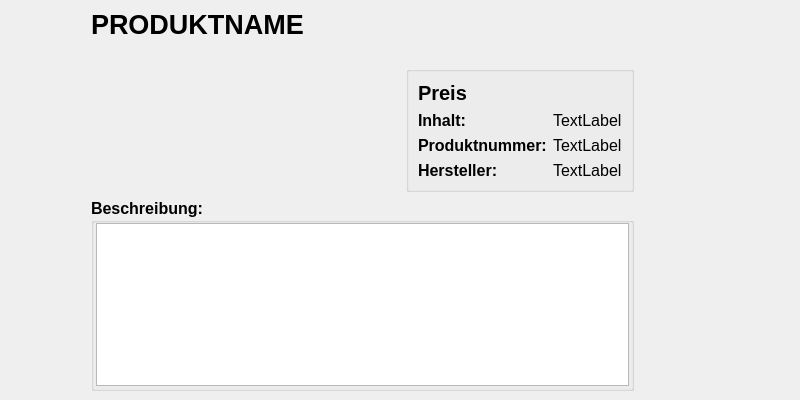
First picture: the form in src/form.ui, repository Benefranko/Barcode-Scanner-Feinkost-, before the edit.
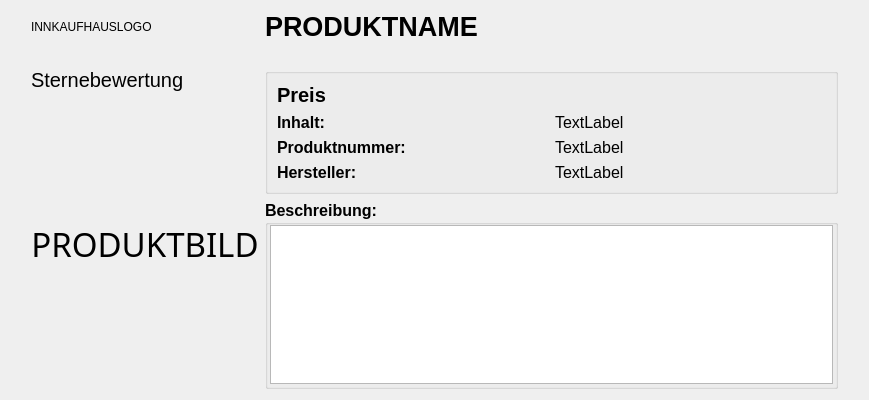
Second picture: the form after the edit. The open tabs and pages were chosen to show the change.

```diff
--- a/src/form.ui
+++ b/src/form.ui
@@ -6,7 +6,7 @@
    <rect>
     <x>0</x>
     <y>0</y>
-    <width>800</width>
+    <width>869</width>
     <height>400</height>
    </rect>
   </property>
@@ -18,7 +18,7 @@
   </property>
   <property name="maximumSize">
    <size>
-    <width>800</width>
+    <width>1000</width>
     <height>400</height>
    </size>
   </property>
@@ -31,17 +31,11 @@
   <property name="styleSheet">
    <string notr="true">QWidget#Widget { background-color: qconicalgradient(cx:0, cy:0, angle:129.738, stop:0.310293 rgba(131, 201, 201, 0), stop:0.375 rgba(40, 201, 198, 17), stop:0.423533 rgba(0, 221, 255, 68), stop:0.45 rgba(66, 245, 255, 54), stop:0.477581 rgba(101, 255, 251, 75), stop:0.518717 rgba(98, 255, 244, 45), stop:0.55 rgba(88, 243, 255, 95), stop:0.57754 rgba(98, 244, 255, 73), stop:0.626597 rgba(108, 255, 254, 19), stop:0.687453 rgba(114, 255, 242, 0)); }</string>
   </property>
+  <layout class="QGridLayout" name="gridLayout_2">
+   <item row="0" column="0">
   <widget class="QStackedWidget" name="stackedWidget">
-   <property name="geometry">
-    <rect>
-     <x>9</x>
-     <y>9</y>
-     <width>782</width>
-     <height>382</height>
-    </rect>
-   </property>
    <property name="currentIndex">
-    <number>3</number>
+      <number>1</number>
    </property>
    <widget class="QWidget" name="page_1">
     <layout class="QGridLayout" name="gridLayout">
@@ -57,6 +51,9 @@
      <property name="bottomMargin">
       <number>0</number>
      </property>
+       <property name="horizontalSpacing">
+        <number>0</number>
+       </property>
      <item row="0" column="0" colspan="3">
       <layout class="QHBoxLayout" name="horizontalLayout_3">
        <item>
@@ -153,14 +150,32 @@
       </layout>
      </item>
      <item row="3" column="0">
-      <widget class="QStackedWidget" name="stackedWidget_2">
+        <widget class="QStackedWidget" name="stackedWidget_advertise">
        <property name="currentIndex">
-        <number>1</number>
+          <number>0</number>
        </property>
        <widget class="QWidget" name="page_5">
         <layout class="QGridLayout" name="gridLayout_8">
+           <property name="leftMargin">
+            <number>0</number>
+           </property>
+           <property name="topMargin">
+            <number>0</number>
+           </property>
+           <property name="rightMargin">
+            <number>0</number>
+           </property>
+           <property name="bottomMargin">
+            <number>0</number>
+           </property>
          <item row="0" column="0">
           <widget class="QGroupBox" name="groupBoxAdvertise">
+             <property name="sizePolicy">
+              <sizepolicy hsizetype="Expanding" vsizetype="Expanding">
+               <horstretch>0</horstretch>
+               <verstretch>0</verstretch>
+              </sizepolicy>
+             </property>
            <property name="font">
             <font>
              <family>Segoe UI</family>
@@ -172,22 +187,18 @@
             <string>Aus unserem Sortiment:</string>
            </property>
            <layout class="QGridLayout" name="gridLayout_5">
+              <property name="leftMargin">
+               <number>9</number>
+              </property>
+              <property name="topMargin">
+               <number>9</number>
+              </property>
+              <property name="rightMargin">
+               <number>9</number>
+              </property>
             <property name="bottomMargin">
-             <number>2</number>
-            </property>
-            <item row="0" column="0">
-             <spacer name="verticalSpacer_9">
-              <property name="orientation">
-               <enum>Qt::Vertical</enum>
-              </property>
-              <property name="sizeHint" stdset="0">
-               <size>
-                <width>20</width>
-                <height>40</height>
-               </size>
-              </property>
-             </spacer>
-            </item>
+               <number>9</number>
+              </property>
            </layout>
           </widget>
          </item>
@@ -214,7 +225,7 @@
              <item>
               <widget class="QLabel" name="label_10">
                <property name="sizePolicy">
-                <sizepolicy hsizetype="Fixed" vsizetype="Preferred">
+                  <sizepolicy hsizetype="Preferred" vsizetype="Preferred">
                  <horstretch>0</horstretch>
                  <verstretch>0</verstretch>
                 </sizepolicy>
@@ -233,7 +244,7 @@
              <item>
               <widget class="QLabel" name="label_9">
                <property name="sizePolicy">
-                <sizepolicy hsizetype="Fixed" vsizetype="Preferred">
+                  <sizepolicy hsizetype="Preferred" vsizetype="Preferred">
                  <horstretch>0</horstretch>
                  <verstretch>0</verstretch>
                 </sizepolicy>
@@ -252,7 +263,7 @@
              <item>
               <widget class="QLabel" name="label_6">
                <property name="sizePolicy">
-                <sizepolicy hsizetype="Fixed" vsizetype="Preferred">
+                  <sizepolicy hsizetype="Preferred" vsizetype="Preferred">
                  <horstretch>0</horstretch>
                  <verstretch>0</verstretch>
                 </sizepolicy>
@@ -275,9 +286,12 @@
              <property name="orientation">
               <enum>Qt::Horizontal</enum>
              </property>
+               <property name="sizeType">
+                <enum>QSizePolicy::Fixed</enum>
+               </property>
              <property name="sizeHint" stdset="0">
               <size>
-               <width>40</width>
+                 <width>100</width>
                <height>20</height>
               </size>
              </property>
@@ -289,6 +303,7 @@
               <widget class="QLabel" name="label_15">
                <property name="font">
                 <font>
+                   <pointsize>9</pointsize>
                  <bold>true</bold>
                 </font>
                </property>
@@ -317,7 +332,7 @@
              <item>
               <widget class="QLabel" name="label_13">
                <property name="sizePolicy">
-                <sizepolicy hsizetype="Fixed" vsizetype="Preferred">
+                  <sizepolicy hsizetype="Preferred" vsizetype="Preferred">
                  <horstretch>0</horstretch>
                  <verstretch>0</verstretch>
                 </sizepolicy>
@@ -331,12 +346,15 @@
                <property name="text">
                 <string>Öffnungszeiten:</string>
                </property>
+                 <property name="alignment">
+                  <set>Qt::AlignRight|Qt::AlignTrailing|Qt::AlignVCenter</set>
+                 </property>
               </widget>
              </item>
              <item>
               <widget class="QLabel" name="label_12">
                <property name="sizePolicy">
-                <sizepolicy hsizetype="Fixed" vsizetype="Preferred">
+                  <sizepolicy hsizetype="Preferred" vsizetype="Preferred">
                  <horstretch>0</horstretch>
                  <verstretch>0</verstretch>
                 </sizepolicy>
@@ -350,12 +368,15 @@
                <property name="text">
                 <string>Mo - Fr: 09:00 - 18:30 Uhr</string>
                </property>
+                 <property name="alignment">
+                  <set>Qt::AlignRight|Qt::AlignTrailing|Qt::AlignVCenter</set>
+                 </property>
               </widget>
              </item>
              <item>
               <widget class="QLabel" name="label_11">
                <property name="sizePolicy">
-                <sizepolicy hsizetype="Fixed" vsizetype="Preferred">
+                  <sizepolicy hsizetype="Preferred" vsizetype="Preferred">
                  <horstretch>0</horstretch>
                  <verstretch>0</verstretch>
                 </sizepolicy>
@@ -369,6 +390,9 @@
                <property name="text">
                 <string>Sa: 09:00 - 17:00 Uhr</string>
                </property>
+                 <property name="alignment">
+                  <set>Qt::AlignRight|Qt::AlignTrailing|Qt::AlignVCenter</set>
+                 </property>
               </widget>
              </item>
             </layout>
@@ -394,7 +418,27 @@
         </layout>
        </widget>
        <widget class="QWidget" name="page_6">
+          <property name="font">
+           <font>
+            <bold>true</bold>
+           </font>
+          </property>
         <layout class="QGridLayout" name="gridLayout_4">
+           <property name="leftMargin">
+            <number>0</number>
+           </property>
+           <property name="topMargin">
+            <number>0</number>
+           </property>
+           <property name="rightMargin">
+            <number>0</number>
+           </property>
+           <property name="bottomMargin">
+            <number>0</number>
+           </property>
+           <property name="spacing">
+            <number>6</number>
+           </property>
          <item row="0" column="1">
           <widget class="QFrame" name="frame_2">
            <property name="frameShape">
@@ -449,8 +493,15 @@
             <layout class="QVBoxLayout" name="verticalLayout_7">
              <item>
               <widget class="QLabel" name="label_16">
+                 <property name="sizePolicy">
+                  <sizepolicy hsizetype="Preferred" vsizetype="Preferred">
+                   <horstretch>0</horstretch>
+                   <verstretch>0</verstretch>
+                  </sizepolicy>
+                 </property>
                <property name="font">
                 <font>
+                   <pointsize>9</pointsize>
                  <bold>true</bold>
                 </font>
                </property>
@@ -461,8 +512,15 @@
              </item>
              <item>
               <widget class="QLabel" name="label_17">
+                 <property name="sizePolicy">
+                  <sizepolicy hsizetype="Preferred" vsizetype="Preferred">
+                   <horstretch>0</horstretch>
+                   <verstretch>0</verstretch>
+                  </sizepolicy>
+                 </property>
                <property name="font">
                 <font>
+                   <pointsize>9</pointsize>
                  <bold>true</bold>
                 </font>
                </property>
@@ -473,8 +531,15 @@
              </item>
              <item>
               <widget class="QLabel" name="label_20">
+                 <property name="sizePolicy">
+                  <sizepolicy hsizetype="Preferred" vsizetype="Preferred">
+                   <horstretch>0</horstretch>
+                   <verstretch>0</verstretch>
+                  </sizepolicy>
+                 </property>
                <property name="font">
                 <font>
+                   <pointsize>9</pointsize>
                  <bold>true</bold>
                 </font>
                </property>
@@ -490,9 +555,12 @@
              <property name="orientation">
               <enum>Qt::Horizontal</enum>
              </property>
+               <property name="sizeType">
+                <enum>QSizePolicy::Fixed</enum>
+               </property>
              <property name="sizeHint" stdset="0">
               <size>
-               <width>40</width>
+                 <width>100</width>
                <height>20</height>
               </size>
              </property>
@@ -502,8 +570,15 @@
             <layout class="QVBoxLayout" name="verticalLayout_8">
              <item>
               <widget class="QLabel" name="label_18">
+                 <property name="sizePolicy">
+                  <sizepolicy hsizetype="Preferred" vsizetype="Preferred">
+                   <horstretch>0</horstretch>
+                   <verstretch>0</verstretch>
+                  </sizepolicy>
+                 </property>
                <property name="font">
                 <font>
+                   <pointsize>9</pointsize>
                  <bold>true</bold>
                 </font>
                </property>
@@ -534,8 +609,15 @@
             <layout class="QVBoxLayout" name="verticalLayout_9">
              <item>
               <widget class="QLabel" name="label_19">
+                 <property name="sizePolicy">
+                  <sizepolicy hsizetype="Preferred" vsizetype="Preferred">
+                   <horstretch>0</horstretch>
+                   <verstretch>0</verstretch>
+                  </sizepolicy>
+                 </property>
                <property name="font">
                 <font>
+                   <pointsize>9</pointsize>
                  <bold>true</bold>
                  <kerning>true</kerning>
                 </font>
@@ -543,30 +625,53 @@
                <property name="text">
                 <string>E-mail: info@innkaufhaus.eu</string>
                </property>
+                 <property name="alignment">
+                  <set>Qt::AlignRight|Qt::AlignTrailing|Qt::AlignVCenter</set>
+                 </property>
               </widget>
              </item>
              <item>
               <widget class="QLabel" name="label_21">
+                 <property name="sizePolicy">
+                  <sizepolicy hsizetype="Preferred" vsizetype="Preferred">
+                   <horstretch>0</horstretch>
+                   <verstretch>0</verstretch>
+                  </sizepolicy>
+                 </property>
                <property name="font">
                 <font>
+                   <pointsize>9</pointsize>
                  <bold>true</bold>
                 </font>
                </property>
                <property name="text">
                 <string>Tel.: 08071/9205970</string>
                </property>
+                 <property name="alignment">
+                  <set>Qt::AlignRight|Qt::AlignTrailing|Qt::AlignVCenter</set>
+                 </property>
               </widget>
              </item>
              <item>
               <widget class="QLabel" name="label_22">
+                 <property name="sizePolicy">
+                  <sizepolicy hsizetype="Preferred" vsizetype="Preferred">
+                   <horstretch>0</horstretch>
+                   <verstretch>0</verstretch>
+                  </sizepolicy>
+                 </property>
                <property name="font">
                 <font>
+                   <pointsize>9</pointsize>
                  <bold>true</bold>
                 </font>
                </property>
                <property name="text">
                 <string>Fax: 08071/9205975</string>
                </property>
+                 <property name="alignment">
+                  <set>Qt::AlignRight|Qt::AlignTrailing|Qt::AlignVCenter</set>
+                 </property>
               </widget>
              </item>
             </layout>
@@ -611,7 +716,7 @@
             <widget class="QLabel" name="label_2">
              <property name="font">
               <font>
-               <pointsize>18</pointsize>
+                 <pointsize>17</pointsize>
                <italic>false</italic>
                <bold>true</bold>
                <underline>false</underline>
@@ -632,7 +737,7 @@
             <widget class="QLabel" name="label_14">
              <property name="font">
               <font>
-               <pointsize>18</pointsize>
+                 <pointsize>17</pointsize>
                <italic>false</italic>
                <bold>true</bold>
                <underline>false</underline>
@@ -653,7 +758,7 @@
             <widget class="QLabel" name="label_5">
              <property name="font">
               <font>
-               <pointsize>18</pointsize>
+                 <pointsize>17</pointsize>
                <italic>false</italic>
                <bold>true</bold>
                <underline>false</underline>
@@ -708,54 +813,97 @@
      <property name="bottomMargin">
       <number>0</number>
      </property>
-     <item row="0" column="3" colspan="4">
+       <item row="0" column="0">
+        <spacer name="horizontalSpacer_22">
+         <property name="orientation">
+          <enum>Qt::Horizontal</enum>
+         </property>
+         <property name="sizeType">
+          <enum>QSizePolicy::Fixed</enum>
+         </property>
+         <property name="sizeHint" stdset="0">
+          <size>
+           <width>10</width>
+           <height>20</height>
+          </size>
+         </property>
+        </spacer>
+       </item>
+       <item row="3" column="0">
+        <spacer name="horizontalSpacer_9">
+         <property name="orientation">
+          <enum>Qt::Horizontal</enum>
+         </property>
+         <property name="sizeType">
+          <enum>QSizePolicy::Fixed</enum>
+         </property>
+         <property name="sizeHint" stdset="0">
+          <size>
+           <width>20</width>
+           <height>20</height>
+          </size>
+         </property>
+        </spacer>
+       </item>
+       <item row="1" column="6">
+        <spacer name="horizontalSpacer_23">
+         <property name="orientation">
+          <enum>Qt::Horizontal</enum>
+         </property>
+         <property name="sizeType">
+          <enum>QSizePolicy::Fixed</enum>
+         </property>
+         <property name="sizeHint" stdset="0">
+          <size>
+           <width>20</width>
+           <height>20</height>
+          </size>
+         </property>
+        </spacer>
+       </item>
+       <item row="0" column="1">
+        <widget class="QLabel" name="Innkaufhauslogo">
+         <property name="text">
+          <string>INNKAUFHAUSLOGO</string>
+         </property>
+        </widget>
+       </item>
+       <item row="1" column="5">
+        <spacer name="horizontalSpacer_24">
+         <property name="orientation">
+          <enum>Qt::Horizontal</enum>
+         </property>
+         <property name="sizeType">
+          <enum>QSizePolicy::Preferred</enum>
+         </property>
+         <property name="sizeHint" stdset="0">
+          <size>
+           <width>0</width>
+           <height>0</height>
+          </size>
+         </property>
+        </spacer>
+       </item>
+       <item row="0" column="2" colspan="4">
       <widget class="QLabel" name="p_name">
-       <property name="sizePolicy">
-        <sizepolicy hsizetype="Preferred" vsizetype="Preferred">
-         <horstretch>0</horstretch>
-         <verstretch>0</verstretch>
-        </sizepolicy>
-       </property>
-       <property name="minimumSize">
-        <size>
-         <width>700</width>
-         <height>0</height>
-        </size>
-       </property>
        <property name="font">
         <font>
-         <family>Segoe UI</family>
          <pointsize>20</pointsize>
-         <italic>false</italic>
          <bold>true</bold>
-         <underline>false</underline>
-        </font>
-       </property>
-       <property name="styleSheet">
-        <string notr="true">background-image: &quot;://C:/Users/Markus/Desktop/Schulzeug/Q11/Englisch Converstation/innkaufhaus_wasserburg.jpg (2).jpg&quot;</string>
-       </property>
+          </font>
+         </property>
        <property name="text">
         <string>PRODUKTNAME</string>
        </property>
-       <property name="alignment">
-        <set>Qt::AlignLeading|Qt::AlignLeft|Qt::AlignVCenter</set>
-       </property>
-      </widget>
-     </item>
-     <item row="3" column="0" colspan="5">
-      <widget class="QLabel" name="SternenbewertungenMAARkus">
-       <property name="text">
-        <string/>
-       </property>
-      </widget>
-     </item>
-     <item row="0" column="2">
-      <spacer name="horizontalSpacer_23">
+        </widget>
+       </item>
+       <item row="1" column="4">
+        <spacer name="horizontalSpacer">
        <property name="orientation">
         <enum>Qt::Horizontal</enum>
        </property>
        <property name="sizeType">
-        <enum>QSizePolicy::Expanding</enum>
+          <enum>QSizePolicy::Preferred</enum>
        </property>
        <property name="sizeHint" stdset="0">
         <size>
@@ -765,65 +913,95 @@
        </property>
       </spacer>
      </item>
-     <item row="0" column="0">
-      <spacer name="horizontalSpacer_22">
+       <item row="1" column="1" colspan="3">
+        <spacer name="horizontalSpacer_27">
        <property name="orientation">
         <enum>Qt::Horizontal</enum>
        </property>
        <property name="sizeType">
-        <enum>QSizePolicy::Fixed</enum>
+          <enum>QSizePolicy::Preferred</enum>
        </property>
        <property name="sizeHint" stdset="0">
+          <size>
+           <width>40</width>
+           <height>20</height>
+          </size>
+         </property>
+        </spacer>
+       </item>
+       <item row="3" column="1" rowspan="2">
+        <widget class="QLabel" name="img">
+         <property name="enabled">
+          <bool>true</bool>
+         </property>
+         <property name="sizePolicy">
+          <sizepolicy hsizetype="Preferred" vsizetype="Preferred">
+           <horstretch>0</horstretch>
+           <verstretch>0</verstretch>
+          </sizepolicy>
+         </property>
+         <property name="minimumSize">
         <size>
          <width>10</width>
-         <height>20</height>
-        </size>
-       </property>
-      </spacer>
-     </item>
-     <item row="4" column="5">
-      <layout class="QVBoxLayout" name="verticalLayout_5">
-       <property name="spacing">
-        <number>0</number>
-       </property>
-       <property name="sizeConstraint">
-        <enum>QLayout::SetMaximumSize</enum>
-       </property>
-       <item>
-        <spacer name="verticalSpacer_2">
-         <property name="orientation">
-          <enum>Qt::Vertical</enum>
-         </property>
-         <property name="sizeHint" stdset="0">
-          <size>
-           <width>20</width>
            <height>10</height>
           </size>
          </property>
-        </spacer>
+         <property name="font">
+          <font>
+           <family>Miriam CLM</family>
+           <pointsize>25</pointsize>
+          </font>
+         </property>
+         <property name="frameShape">
+          <enum>QFrame::NoFrame</enum>
+         </property>
+         <property name="text">
+          <string>PRODUKTBILD</string>
+         </property>
+         <property name="alignment">
+          <set>Qt::AlignCenter</set>
+         </property>
+        </widget>
        </item>
-       <item>
+       <item row="2" column="1">
+        <widget class="QLabel" name="Sternenbewertungen">
+         <property name="sizePolicy">
+          <sizepolicy hsizetype="Preferred" vsizetype="Maximum">
+           <horstretch>0</horstretch>
+           <verstretch>0</verstretch>
+          </sizepolicy>
+         </property>
+         <property name="font">
+          <font>
+           <pointsize>15</pointsize>
+          </font>
+         </property>
+         <property name="text">
+          <string>Sternebewertung</string>
+         </property>
+         <property name="alignment">
+          <set>Qt::AlignLeading|Qt::AlignLeft|Qt::AlignVCenter</set>
+         </property>
+        </widget>
+       </item>
+       <item row="2" column="2" rowspan="2" colspan="4">
         <widget class="QGroupBox" name="groupBox_infos">
+         <property name="sizePolicy">
+          <sizepolicy hsizetype="Preferred" vsizetype="Preferred">
+           <horstretch>0</horstretch>
+           <verstretch>0</verstretch>
+          </sizepolicy>
+         </property>
          <property name="title">
           <string/>
          </property>
+         <property name="alignment">
+          <set>Qt::AlignLeading|Qt::AlignLeft|Qt::AlignVCenter</set>
+         </property>
          <property name="flat">
           <bool>false</bool>
          </property>
          <layout class="QGridLayout" name="gridLayout_7">
-          <item row="2" column="0">
-           <widget class="QLabel" name="i3">
-            <property name="font">
-             <font>
-              <pointsize>12</pointsize>
-              <bold>true</bold>
-             </font>
-            </property>
-            <property name="text">
-             <string>Produktnummer:</string>
-            </property>
-           </widget>
-          </item>
           <item row="3" column="1">
            <widget class="QLabel" name="hersteller">
             <property name="font">
@@ -836,31 +1014,6 @@
             </property>
            </widget>
           </item>
-          <item row="1" column="1">
-           <widget class="QLabel" name="inhalt">
-            <property name="font">
-             <font>
-              <pointsize>12</pointsize>
-             </font>
-            </property>
-            <property name="text">
-             <string>TextLabel</string>
-            </property>
-           </widget>
-          </item>
-          <item row="1" column="0">
-           <widget class="QLabel" name="i2">
-            <property name="font">
-             <font>
-              <pointsize>12</pointsize>
-              <bold>true</bold>
-             </font>
-            </property>
-            <property name="text">
-             <string>Inhalt:</string>
-            </property>
-           </widget>
-          </item>
           <item row="2" column="1">
            <widget class="QLabel" name="p_num">
             <property name="font">
@@ -873,6 +1026,19 @@
             </property>
            </widget>
           </item>
+          <item row="2" column="0">
+           <widget class="QLabel" name="i3">
+            <property name="font">
+             <font>
+              <pointsize>12</pointsize>
+              <bold>true</bold>
+             </font>
+            </property>
+            <property name="text">
+             <string>Produktnummer:</string>
+            </property>
+           </widget>
+          </item>
           <item row="3" column="0">
            <widget class="QLabel" name="price_i">
             <property name="font">
@@ -886,6 +1052,31 @@
             </property>
            </widget>
           </item>
+          <item row="1" column="0">
+           <widget class="QLabel" name="i2">
+            <property name="font">
+             <font>
+              <pointsize>12</pointsize>
+              <bold>true</bold>
+             </font>
+            </property>
+            <property name="text">
+             <string>Inhalt:</string>
+            </property>
+           </widget>
+          </item>
+          <item row="1" column="1">
+           <widget class="QLabel" name="inhalt">
+            <property name="font">
+             <font>
+              <pointsize>12</pointsize>
+             </font>
+            </property>
+            <property name="text">
+             <string>TextLabel</string>
+            </property>
+           </widget>
+          </item>
           <item row="0" column="0" colspan="2">
            <widget class="QLabel" name="preis">
             <property name="font">
@@ -902,39 +1093,14 @@
          </layout>
         </widget>
        </item>
-       <item>
-        <spacer name="verticalSpacer_11">
-         <property name="orientation">
-          <enum>Qt::Vertical</enum>
-         </property>
-         <property name="sizeHint" stdset="0">
-          <size>
-           <width>20</width>
-           <height>10</height>
-          </size>
-         </property>
-        </spacer>
-       </item>
-      </layout>
-     </item>
-     <item row="2" column="3" colspan="3">
-      <spacer name="verticalSpacer">
-       <property name="orientation">
-        <enum>Qt::Vertical</enum>
-       </property>
-       <property name="sizeType">
-        <enum>QSizePolicy::Preferred</enum>
-       </property>
-       <property name="sizeHint" stdset="0">
-        <size>
-         <width>20</width>
-         <height>10</height>
-        </size>
-       </property>
-      </spacer>
-     </item>
-     <item row="5" column="3" colspan="3">
+       <item row="4" column="2" colspan="4">
       <widget class="QGroupBox" name="groupBox_2">
+         <property name="sizePolicy">
+          <sizepolicy hsizetype="Preferred" vsizetype="Preferred">
+           <horstretch>0</horstretch>
+           <verstretch>0</verstretch>
+          </sizepolicy>
+         </property>
        <property name="font">
         <font>
          <pointsize>12</pointsize>
@@ -945,6 +1111,9 @@
         <string>Beschreibung:</string>
        </property>
        <layout class="QGridLayout" name="gridLayout_6">
+          <property name="sizeConstraint">
+           <enum>QLayout::SetMaximumSize</enum>
+          </property>
         <property name="leftMargin">
          <number>2</number>
         </property>
@@ -965,15 +1134,27 @@
             <verstretch>0</verstretch>
            </sizepolicy>
           </property>
+            <property name="minimumSize">
+             <size>
+              <width>0</width>
+              <height>10</height>
+             </size>
+            </property>
           <property name="font">
            <font>
-            <pointsize>8</pointsize>
+              <pointsize>10</pointsize>
             <bold>false</bold>
            </font>
           </property>
           <property name="focusPolicy">
            <enum>Qt::NoFocus</enum>
           </property>
+            <property name="frameShape">
+             <enum>QFrame::StyledPanel</enum>
+            </property>
+            <property name="frameShadow">
+             <enum>QFrame::Sunken</enum>
+            </property>
           <property name="verticalScrollBarPolicy">
            <enum>Qt::ScrollBarAlwaysOff</enum>
           </property>
@@ -988,100 +1169,12 @@
        </layout>
       </widget>
      </item>
-     <item row="4" column="6">
-      <spacer name="horizontalSpacer_8">
-       <property name="orientation">
-        <enum>Qt::Horizontal</enum>
-       </property>
-       <property name="sizeType">
-        <enum>QSizePolicy::Fixed</enum>
-       </property>
-       <property name="sizeHint" stdset="0">
-        <size>
-         <width>20</width>
-         <height>0</height>
-        </size>
-       </property>
-      </spacer>
-     </item>
-     <item row="4" column="4">
-      <spacer name="horizontalSpacer">
-       <property name="orientation">
-        <enum>Qt::Horizontal</enum>
-       </property>
-       <property name="sizeType">
-        <enum>QSizePolicy::Fixed</enum>
-       </property>
-       <property name="sizeHint" stdset="0">
-        <size>
-         <width>20</width>
-         <height>20</height>
-        </size>
-       </property>
-      </spacer>
-     </item>
-     <item row="0" column="1">
-      <widget class="QLabel" name="Innkaufhauslogobidde">
-       <property name="text">
-        <string/>
-       </property>
-      </widget>
-     </item>
-     <item row="4" column="3">
-      <widget class="QLabel" name="img">
-       <property name="enabled">
-        <bool>true</bool>
-       </property>
-       <property name="sizePolicy">
-        <sizepolicy hsizetype="Minimum" vsizetype="Minimum">
-         <horstretch>0</horstretch>
-         <verstretch>0</verstretch>
-        </sizepolicy>
-       </property>
-       <property name="minimumSize">
-        <size>
-         <width>10</width>
-         <height>10</height>
-        </size>
-       </property>
-       <property name="font">
-        <font>
-         <pointsize>100</pointsize>
-        </font>
-       </property>
-       <property name="frameShape">
-        <enum>QFrame::NoFrame</enum>
-       </property>
-       <property name="text">
-        <string/>
-       </property>
-       <property name="alignment">
-        <set>Qt::AlignCenter</set>
-       </property>
-      </widget>
-     </item>
-     <item row="4" column="0">
-      <spacer name="horizontalSpacer_9">
-       <property name="orientation">
-        <enum>Qt::Horizontal</enum>
-       </property>
-       <property name="sizeType">
-        <enum>QSizePolicy::Fixed</enum>
-       </property>
-       <property name="sizeHint" stdset="0">
-        <size>
-         <width>20</width>
-         <height>20</height>
-        </size>
-       </property>
-      </spacer>
-     </item>
     </layout>
    </widget>
    <widget class="QWidget" name="page_3">
     <property name="font">
      <font>
-      <pointsize>30</pointsize>
+        <pointsize>9</pointsize>
      </font>
     </property>
     <property name="layoutDirection">
@@ -1262,8 +1355,15 @@
         <layout class="QVBoxLayout" name="verticalLayout_21">
          <item>
           <widget class="QLabel" name="label_48">
+             <property name="sizePolicy">
+              <sizepolicy hsizetype="Preferred" vsizetype="Preferred">
+               <horstretch>0</horstretch>
+               <verstretch>0</verstretch>
+              </sizepolicy>
+             </property>
            <property name="font">
             <font>
+               <pointsize>9</pointsize>
              <bold>true</bold>
             </font>
            </property>
@@ -1274,6 +1374,12 @@
          </item>
          <item>
           <widget class="QLabel" name="label_49">
+             <property name="sizePolicy">
+              <sizepolicy hsizetype="Preferred" vsizetype="Preferred">
+               <horstretch>0</horstretch>
+               <verstretch>0</verstretch>
+              </sizepolicy>
+             </property>
            <property name="font">
             <font>
              <bold>true</bold>
@@ -1286,6 +1392,12 @@
          </item>
          <item>
           <widget class="QLabel" name="label_50">
+             <property name="sizePolicy">
+              <sizepolicy hsizetype="Preferred" vsizetype="Preferred">
+               <horstretch>0</horstretch>
+               <verstretch>0</verstretch>
+              </sizepolicy>
+             </property>
            <property name="font">
             <font>
              <bold>true</bold>
@@ -1304,11 +1416,11 @@
           <enum>Qt::Horizontal</enum>
          </property>
          <property name="sizeType">
-          <enum>QSizePolicy::Expanding</enum>
+            <enum>QSizePolicy::Fixed</enum>
          </property>
          <property name="sizeHint" stdset="0">
           <size>
-           <width>40</width>
+             <width>100</width>
            <height>20</height>
           </size>
          </property>
@@ -1318,6 +1430,12 @@
         <layout class="QVBoxLayout" name="verticalLayout_19">
          <item>
           <widget class="QLabel" name="label_44">
+             <property name="sizePolicy">
+              <sizepolicy hsizetype="Preferred" vsizetype="Preferred">
+               <horstretch>0</horstretch>
+               <verstretch>0</verstretch>
+              </sizepolicy>
+             </property>
            <property name="font">
             <font>
              <bold>true</bold>
@@ -1347,6 +1465,12 @@
         <layout class="QVBoxLayout" name="verticalLayout_20">
          <item>
           <widget class="QLabel" name="label_45">
+             <property name="sizePolicy">
+              <sizepolicy hsizetype="Preferred" vsizetype="Preferred">
+               <horstretch>0</horstretch>
+               <verstretch>0</verstretch>
+              </sizepolicy>
+             </property>
            <property name="font">
             <font>
              <bold>true</bold>
@@ -1356,10 +1480,19 @@
            <property name="text">
             <string>E-mail: info@innkaufhaus.eu</string>
            </property>
+             <property name="alignment">
+              <set>Qt::AlignRight|Qt::AlignTrailing|Qt::AlignVCenter</set>
+             </property>
           </widget>
          </item>
          <item>
           <widget class="QLabel" name="label_46">
+             <property name="sizePolicy">
+              <sizepolicy hsizetype="Preferred" vsizetype="Preferred">
+               <horstretch>0</horstretch>
+               <verstretch>0</verstretch>
+              </sizepolicy>
+             </property>
            <property name="font">
             <font>
              <bold>true</bold>
@@ -1368,10 +1501,19 @@
            <property name="text">
             <string>Tel.: 08071/9205970</string>
            </property>
+             <property name="alignment">
+              <set>Qt::AlignRight|Qt::AlignTrailing|Qt::AlignVCenter</set>
+             </property>
           </widget>
          </item>
          <item>
           <widget class="QLabel" name="label_47">
+             <property name="sizePolicy">
+              <sizepolicy hsizetype="Preferred" vsizetype="Preferred">
+               <horstretch>0</horstretch>
+               <verstretch>0</verstretch>
+              </sizepolicy>
+             </property>
            <property name="font">
             <font>
              <bold>true</bold>
@@ -1380,6 +1522,9 @@
            <property name="text">
             <string>Fax: 08071/9205975</string>
            </property>
+             <property name="alignment">
+              <set>Qt::AlignRight|Qt::AlignTrailing|Qt::AlignVCenter</set>
+             </property>
           </widget>
          </item>
         </layout>
@@ -1406,6 +1551,8 @@
    </widget>
    <widget class="QWidget" name="page_x"/>
   </widget>
+   </item>
+  </layout>
  </widget>
  <resources/>
  <connections/>
```
Lines whose indentation alone changed are shown as unchanged.
